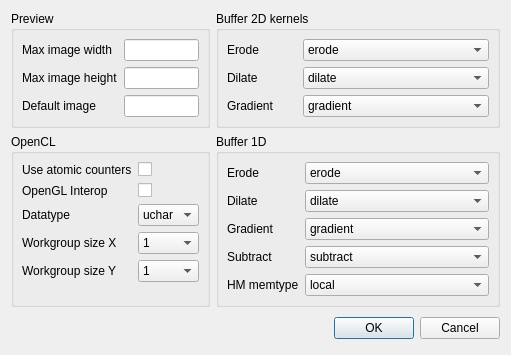
This is morph2/settings.ui in k0zmo/morphology-opencl as Qt 5 draws it before an edit. The edited form follows.
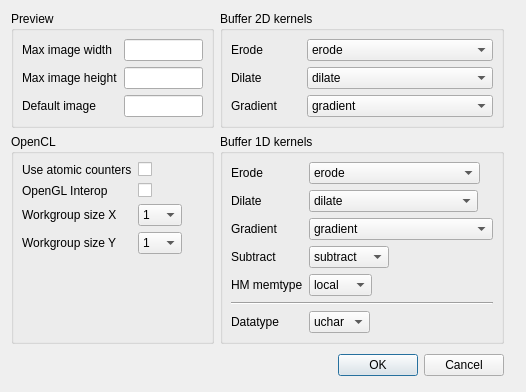
This is the edited form.

Commit message:
* Niemal kompletna aplikacja morph2 * Przeniesiono datatype z sekcji [opencl] do sekcji [kernels-buffer2D]
Nalezy dodac jeszcze obsluge buforow 1D oraz zmiane pomiedzy nimi a 2D w trybie online.

Diff of the .ui file:
```diff
--- a/morph2/settings.ui
+++ b/morph2/settings.ui
@@ -6,8 +6,8 @@
    <rect>
     <x>0</x>
     <y>0</y>
-    <width>450</width>
-    <height>329</height>
+    <width>526</width>
+    <height>385</height>
    </rect>
   </property>
   <property name="windowTitle">
@@ -154,6 +154,9 @@
         <string>OpenCL</string>
        </property>
        <layout class="QFormLayout" name="formLayout_2">
+        <property name="fieldGrowthPolicy">
+         <enum>QFormLayout::ExpandingFieldsGrow</enum>
+        </property>
         <property name="margin">
          <number>8</number>
         </property>
@@ -178,34 +181,13 @@
          <widget class="QCheckBox" name="openGInteropCheckBox"/>
         </item>
         <item row="2" column="0">
-         <widget class="QLabel" name="datatypeLabel">
-          <property name="text">
-           <string>Datatype</string>
-          </property>
-         </widget>
-        </item>
-        <item row="2" column="1">
-         <widget class="QComboBox" name="datatypeComboBox">
-          <item>
-           <property name="text">
-            <string>uchar</string>
-           </property>
-          </item>
-          <item>
-           <property name="text">
-            <string>uint</string>
-           </property>
-          </item>
-         </widget>
-        </item>
-        <item row="3" column="0">
          <widget class="QLabel" name="workgroupSizeXLabel">
           <property name="text">
            <string>Workgroup size X</string>
           </property>
          </widget>
         </item>
-        <item row="3" column="1">
+        <item row="2" column="1">
          <widget class="QComboBox" name="workgroupSizeXComboBox">
           <item>
            <property name="text">
@@ -239,14 +221,14 @@
           </item>
          </widget>
         </item>
-        <item row="4" column="0">
+        <item row="3" column="0">
          <widget class="QLabel" name="workgroupSizeYLabel">
           <property name="text">
            <string>Workgroup size Y</string>
           </property>
          </widget>
         </item>
-        <item row="4" column="1">
+        <item row="3" column="1">
          <widget class="QComboBox" name="workgroupSizeYComboBox">
           <item>
            <property name="text">
@@ -286,9 +268,12 @@
      <item row="1" column="1">
       <widget class="QGroupBox" name="buffer1dGroupBox">
        <property name="title">
-        <string>Buffer 1D</string>
+        <string>Buffer 1D kernels</string>
        </property>
        <layout class="QFormLayout" name="formLayout_4">
+        <property name="fieldGrowthPolicy">
+         <enum>QFormLayout::ExpandingFieldsGrow</enum>
+        </property>
         <property name="margin">
          <number>8</number>
         </property>
@@ -502,6 +487,43 @@
           </item>
          </widget>
         </item>
+        <item row="6" column="0">
+         <widget class="QLabel" name="datatypeLabel">
+          <property name="text">
+           <string>Datatype</string>
+          </property>
+          <property name="buddy">
+           <cstring>datatypeComboBox</cstring>
+          </property>
+         </widget>
+        </item>
+        <item row="6" column="1">
+         <widget class="QComboBox" name="datatypeComboBox">
+          <item>
+           <property name="text">
+            <string>uchar</string>
+           </property>
+          </item>
+          <item>
+           <property name="text">
+            <string>uint</string>
+           </property>
+          </item>
+         </widget>
+        </item>
+        <item row="5" column="0" colspan="2">
+         <widget class="Line" name="line">
+          <property name="sizePolicy">
+           <sizepolicy hsizetype="Expanding" vsizetype="Fixed">
+            <horstretch>0</horstretch>
+            <verstretch>0</verstretch>
+           </sizepolicy>
+          </property>
+          <property name="orientation">
+           <enum>Qt::Horizontal</enum>
+          </property>
+         </widget>
+        </item>
        </layout>
       </widget>
      </item>
```
Left out of the diff: 56 changed lines with no effect on the pictures. The commit also changes 29 other files.
